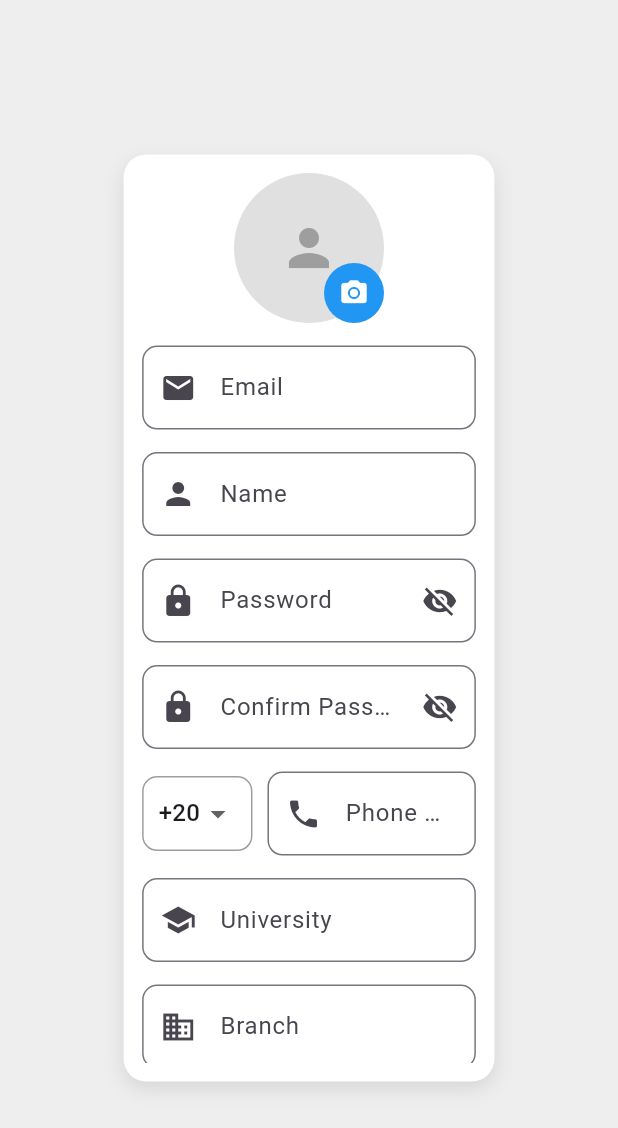
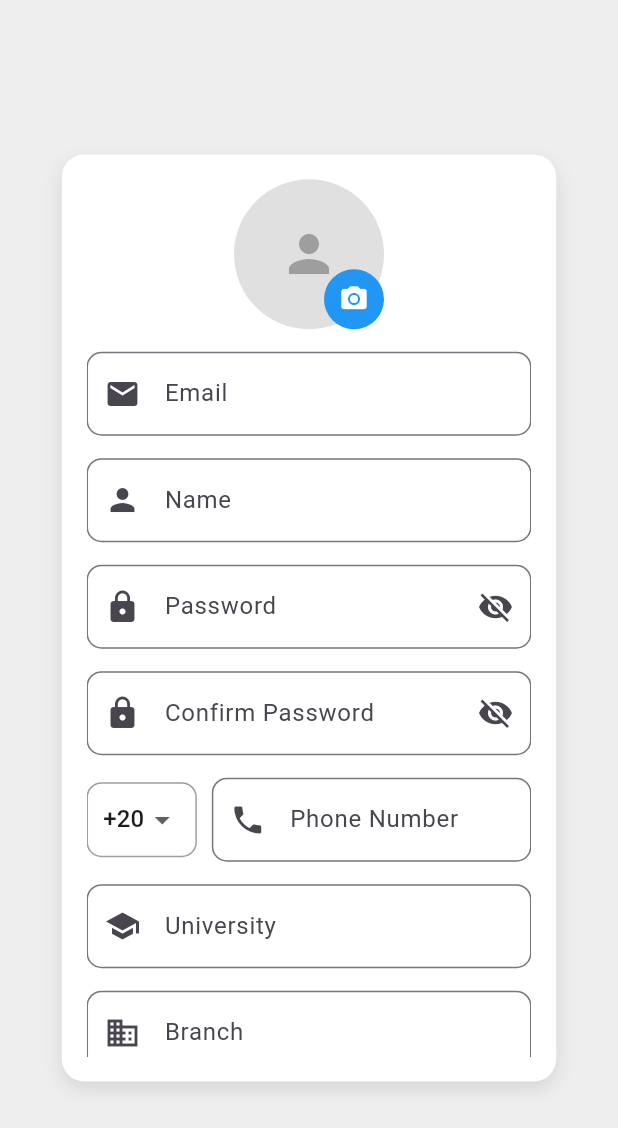
Before and after one commit to MORAMZY14/Etqan, a Flutter app: the RegisterPage screen opened directly, on a phone screen of 412 x 824 dp. Shown: the top 1128 px of the screen. Run offline on Flutter 3.47's test engine with Material 3 defaults, Android fonts, the phone set to English and light mode, and no system bars; our stand-ins replace cloud_firestore, file_picker, firebase_auth, firebase_core, firebase_messaging, firebase_storage and 3 more; missing offline and left inert: firebase_app_check, onesignal_flutter; accounts and stored records are empty.

```diff
--- a/lib/register_page.dart
+++ b/lib/register_page.dart
@@ -266,9 +266,9 @@ class _RegisterPageState extends State<RegisterPage> {
         backgroundColor: Colors.grey[200],
     body: Center(
     child: Container(
-    width: MediaQuery.of(context).size.width * 0.6,
+    width: MediaQuery.of(context).size.width * 0.8,
     height: MediaQuery.of(context).size.height * 0.75,
-    padding: EdgeInsets.all(MediaQuery.of(context).size.width * 0.03),
+    padding: EdgeInsets.all(MediaQuery.of(context).size.width * 0.04),
     decoration: BoxDecoration(
     color: Colors.white,
     borderRadius: BorderRadius.circular(15.0),
```
